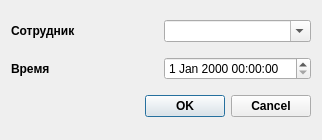
Qt form src/forms/employeevisitdialog.ui (gvid0rapira/DantistQt) before a commit.
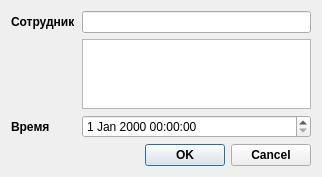
The same form after that commit.

```diff
--- a/src/forms/employeevisitdialog.ui
+++ b/src/forms/employeevisitdialog.ui
@@ -30,27 +30,14 @@
      </property>
     </widget>
    </item>
-   <item row="0" column="1">
-    <widget class="QComboBox" name="emplCombo">
-     <property name="font">
-      <font>
-       <weight>50</weight>
-       <bold>false</bold>
-      </font>
-     </property>
-     <property name="editable">
-      <bool>true</bool>
-     </property>
-    </widget>
-   </item>
-   <item row="1" column="0">
+   <item row="2" column="0">
     <widget class="QLabel" name="visitTimeLabel">
      <property name="text">
       <string>Время</string>
      </property>
     </widget>
    </item>
-   <item row="1" column="1">
+   <item row="2" column="1">
     <widget class="QDateTimeEdit" name="visitTimeDTEdit">
      <property name="font">
       <font>
@@ -60,7 +47,7 @@
      </property>
     </widget>
    </item>
-   <item row="2" column="0" colspan="2">
+   <item row="3" column="0" colspan="2">
     <widget class="QDialogButtonBox" name="buttonBox">
      <property name="orientation">
       <enum>Qt::Horizontal</enum>
@@ -70,6 +57,12 @@
      </property>
     </widget>
    </item>
+   <item row="0" column="1">
+    <widget class="QLineEdit" name="emplLineEdit"/>
+   </item>
+   <item row="1" column="1">
+    <widget class="QListView" name="emplListView"/>
+   </item>
   </layout>
  </widget>
  <resources/>
```
